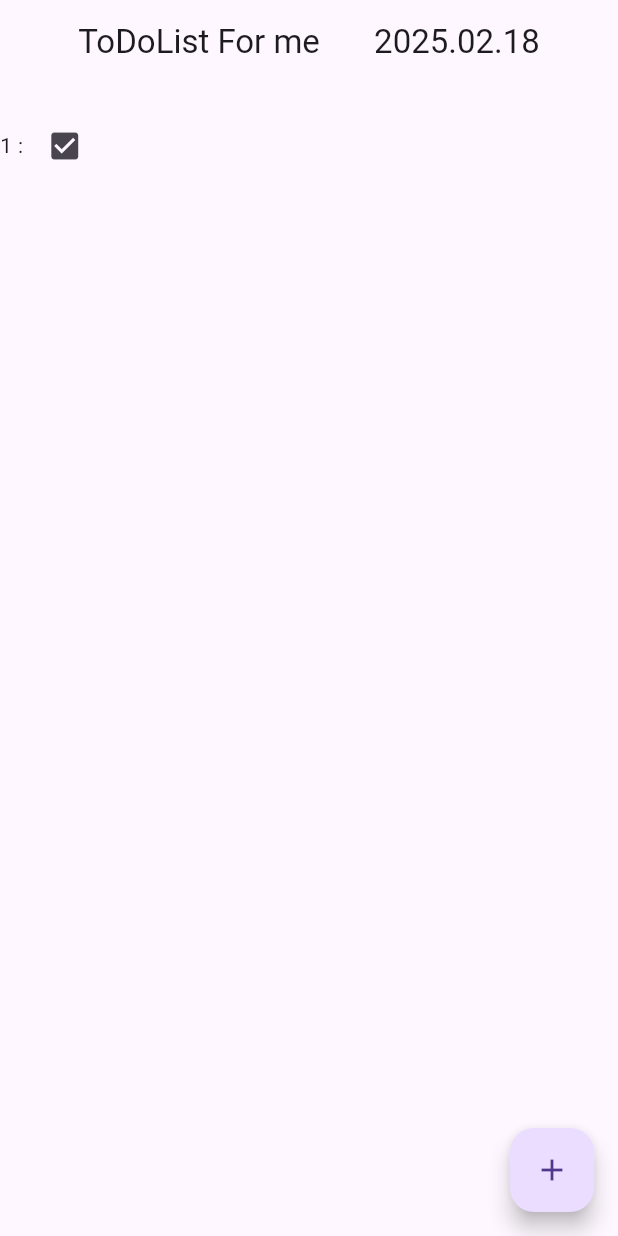
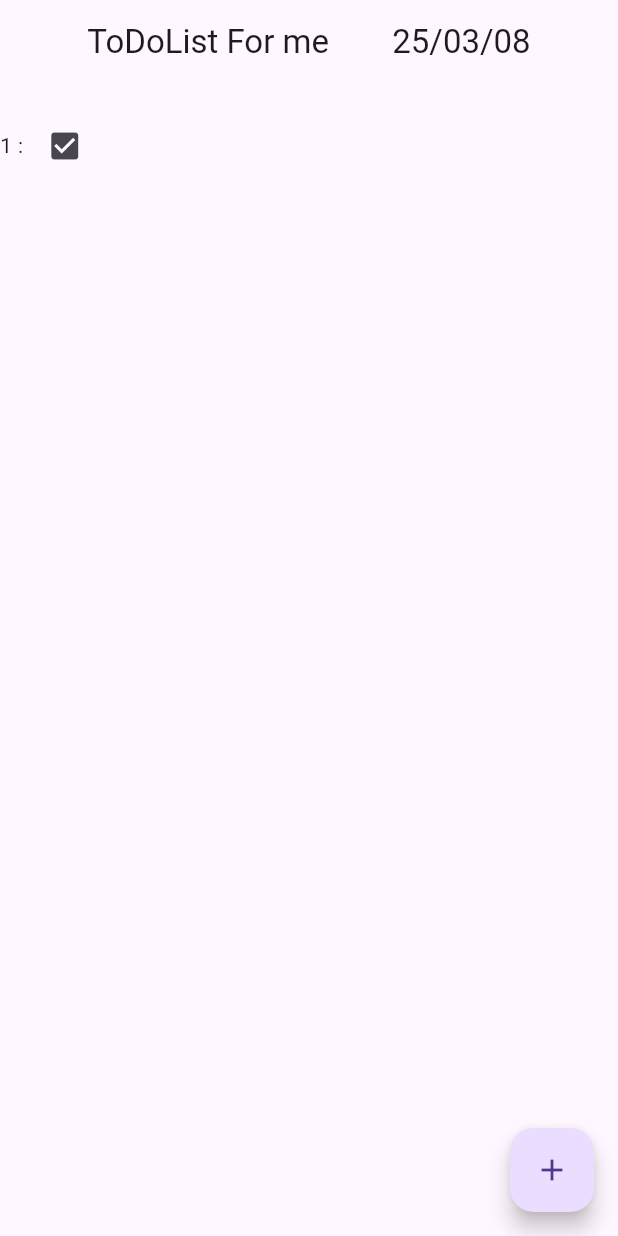
Before and after one commit to Inseong-dev/To-Do_list, a Flutter app: the screen it shows after launch, after a tap on the "add" icon, after a tap on the "check box outline blank" icon, on a phone screen of 412 x 824 dp. Run offline on Flutter 3.47's test engine with Material 3 defaults, Android fonts, the phone set to English and light mode, and no system bars.

Commit message:
FEAT: 현재 날짜 보는 기능 추가

```diff
--- a/myapp/lib/main.dart
+++ b/myapp/lib/main.dart
@@ -1,4 +1,4 @@
-
+import 'package:intl/intl.dart';
 import 'package:flutter/material.dart';
 import 'package:flutter/services.dart';
 
@@ -48,7 +48,7 @@ class _Mylist extends State<Mylist>{
           content: Column(
             mainAxisSize: MainAxisSize.min,
             children: [
-              TextField(
+              TextFormField(
                 controller: inputController,
               ),
             ],
@@ -66,17 +66,25 @@ class _Mylist extends State<Mylist>{
     );
     setState((){
        ItemList.todoList.add(inputController.text);
+       inputController.clear();
     });
 }
   @override
+  void dispose(){
+    inputController.dispose();
+    super.dispose();
+  }
+  @override
   Widget build(BuildContext context){
+    var now = new DateTime.now();
+    String formatDate = DateFormat('yy/MM/dd').format(now);
     return Scaffold(
         appBar: AppBar(
           title: Row(
             mainAxisAlignment: MainAxisAlignment.spaceEvenly,
             children: [
               Text("ToDoList For me"),
-              Text("2025.02.18"),
+              Text(formatDate),
             ],
           ),
         ),
```
